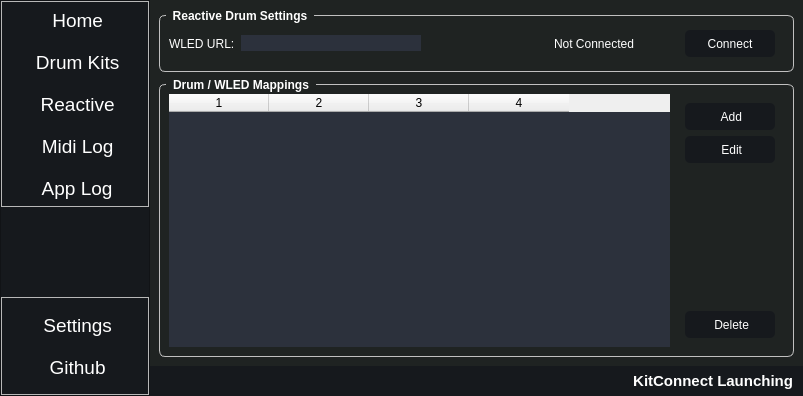
First picture: the form in resources/ui/MainWindow.ui, repository chillfactor032/kitconnect, before the edit.
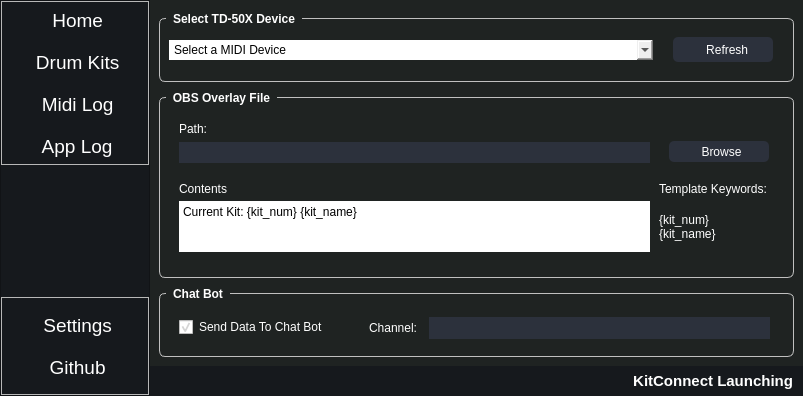
Second picture: the form after the edit. Icons and pictures are not drawn.

Diff of the .ui file:
```diff
--- a/resources/ui/MainWindow.ui
+++ b/resources/ui/MainWindow.ui
@@ -335,37 +335,6 @@
             </property>
            </widget>
           </item>
-          <item>
-           <widget class="QToolButton" name="reactiveButton">
-            <property name="sizePolicy">
-             <sizepolicy hsizetype="MinimumExpanding" vsizetype="Fixed">
-              <horstretch>0</horstretch>
-              <verstretch>0</verstretch>
-             </sizepolicy>
-            </property>
-            <property name="font">
-             <font>
-              <pointsize>14</pointsize>
-             </font>
-            </property>
-            <property name="text">
-             <string> Reactive</string>
-            </property>
-            <property name="icon">
-             <iconset resource="../../Resources.qrc">
-              <normaloff>:/resources/img/icons/sun.svg</normaloff>:/resources/img/icons/sun.svg</iconset>
-            </property>
-            <property name="iconSize">
-             <size>
-              <width>24</width>
-              <height>24</height>
-             </size>
-            </property>
-            <property name="toolButtonStyle">
-             <enum>Qt::ToolButtonTextBesideIcon</enum>
-            </property>
-           </widget>
-          </item>
           <item>
            <widget class="QToolButton" name="midiLogMenuButton">
             <property name="sizePolicy">
@@ -592,7 +561,7 @@
              <number>2</number>
             </property>
             <property name="currentIndex">
-             <number>3</number>
+             <number>4</number>
             </property>
             <widget class="QWidget" name="homeWidget">
              <property name="sizePolicy">
@@ -771,259 +740,6 @@
               </item>
              </layout>
             </widget>
-            <widget class="QWidget" name="spdxWidget">
-             <layout class="QVBoxLayout" name="verticalLayout_14">
-              <item>
-               <widget class="QGroupBox" name="spdxDeviceGroupBox">
-                <property name="sizePolicy">
-                 <sizepolicy hsizetype="MinimumExpanding" vsizetype="Fixed">
-                  <horstretch>0</horstretch>
-                  <verstretch>0</verstretch>
-                 </sizepolicy>
-                </property>
-                <property name="minimumSize">
-                 <size>
-                  <width>0</width>
-                  <height>70</height>
-                 </size>
-                </property>
-                <property name="styleSheet">
-                 <string notr="true">QGroupBox{
-	border: 1px solid white;
-	color: #ffffff;
-}
-
-QGroupBox::title {
-    subcontrol-origin: margin;
-    left: 7px;
-	top: -10ox;
-    padding: 0px 5px 0px 5px;
-}
-
-QGroupBox {
-    font: bold;
-    border: 1px solid silver;
-    border-radius: 6px;
-    margin-top: 6px;
-}</string>
-                </property>
-                <property name="title">
-                 <string>Select SPD-SX PRO Device</string>
-                </property>
-                <layout class="QHBoxLayout" name="horizontalLayout_6">
-                 <property name="spacing">
-                  <number>20</number>
-                 </property>
-                 <property name="rightMargin">
-                  <number>20</number>
-                 </property>
-                 <item>
-                  <widget class="QComboBox" name="spdxDeviceComboBox">
-                   <property name="sizePolicy">
-                    <sizepolicy hsizetype="MinimumExpanding" vsizetype="Fixed">
-                     <horstretch>0</horstretch>
-                     <verstretch>0</verstretch>
-                    </sizepolicy>
-                   </property>
-                   <property name="minimumSize">
-                    <size>
-                     <width>400</width>
-                     <height>20</height>
-                    </size>
-                   </property>
-                   <item>
-                    <property name="text">
-                     <string>Select a MIDI Device</string>
-                    </property>
-                   </item>
-                  </widget>
-                 </item>
-                 <item>
-                  <widget class="QToolButton" name="refreshSPDXDevicesButton">
-                   <property name="minimumSize">
-                    <size>
-                     <width>100</width>
-                     <height>25</height>
-                    </size>
-                   </property>
-                   <property name="styleSheet">
-                    <string notr="true">QToolButton {
-	border-width: 1px;
-	border-width: 1px;
-	border-width: 1px;
- 	border-radius: 5px;
-}
-
-QToolButton:pressed
-{
-	border-style:solid;
-	border-width:1px;
-	border-color: #ffffff;
-	margin-left: 3px;
-	margin-top: 3px;
-}</string>
-                   </property>
-                   <property name="text">
-                    <string> Refresh</string>
-                   </property>
-                   <property name="icon">
-                    <iconset resource="../../Resources.qrc">
-                     <normaloff>:/resources/img/icons/refresh-cw.svg</normaloff>:/resources/img/icons/refresh-cw.svg</iconset>
-                   </property>
-                   <property name="toolButtonStyle">
-                    <enum>Qt::ToolButtonTextBesideIcon</enum>
-                   </property>
-                  </widget>
-                 </item>
-                </layout>
-               </widget>
-              </item>
-              <item>
-               <widget class="QGroupBox" name="groupBox">
-                <property name="sizePolicy">
-                 <sizepolicy hsizetype="MinimumExpanding" vsizetype="Fixed">
-                  <horstretch>0</horstretch>
-                  <verstretch>0</verstretch>
-                 </sizepolicy>
-                </property>
-                <property name="minimumSize">
-                 <size>
-                  <width>0</width>
-                  <height>80</height>
-                 </size>
-                </property>
-                <property name="styleSheet">
-                 <string notr="true">QGroupBox{
-	border: 1px solid white;
-	color: #ffffff;
-}
-
-QGroupBox::title {
-    subcontrol-origin: margin;
-    left: 7px;
-	top: -10ox;
-    padding: 0px 5px 0px 5px;
-}
-
-QGroupBox {
-    font: bold;
-    border: 1px solid silver;
-    border-radius: 6px;
-    margin-top: 6px;
-}</string>
-                </property>
-                <property name="title">
-                 <string>WebSocket Server</string>
-                </property>
-                <widget class="QToolButton" name="restartWebsocketButton">
-                 <property name="geometry">
-                  <rect>
-                   <x>510</x>
-                   <y>34</y>
-                   <width>100</width>
-                   <height>25</height>
-                  </rect>
-                 </property>
-                 <property name="minimumSize">
-                  <size>
-                   <width>100</width>
-                   <height>25</height>
-                  </size>
-                 </property>
-                 <property name="text">
-                  <string> Restart</string>
-                 </property>
-                 <property name="icon">
-                  <iconset resource="../../Resources.qrc">
-                   <normaloff>:/resources/img/icons/refresh-cw.svg</normaloff>:/resources/img/icons/refresh-cw.svg</iconset>
-                 </property>
-                 <property name="toolButtonStyle">
-                  <enum>Qt::ToolButtonTextBesideIcon</enum>
-                 </property>
-                </widget>
-                <widget class="QLineEdit" name="lineEdit">
-                 <property name="geometry">
-                  <rect>
-                   <x>20</x>
-                   <y>40</y>
-                   <width>271</width>
-                   <height>20</height>
-                  </rect>
-                 </property>
-                </widget>
-                <widget class="QLineEdit" name="lineEdit_2">
-                 <property name="geometry">
-                  <rect>
-                   <x>310</x>
-                   <y>40</y>
-                   <width>113</width>
-                   <height>20</height>
-                  </rect>
-                 </property>
-                </widget>
-                <widget class="QLabel" name="label_8">
-                 <property name="geometry">
-                  <rect>
-                   <x>20</x>
-                   <y>20</y>
-                   <width>47</width>
-                   <height>13</height>
-                  </rect>
-                 </property>
-                 <property name="text">
-                  <string>Host</string>
-                 </property>
-                </widget>
-                <widget class="QLabel" name="label_9">
-                 <property name="geometry">
-                  <rect>
-                   <x>310</x>
-                   <y>20</y>
-                   <width>47</width>
-                   <height>13</height>
-                  </rect>
-                 </property>
-                 <property name="text">
-                  <string>Port</string>
-                 </property>
-                </widget>
-               </widget>
-              </item>
-              <item>
-               <widget class="QGroupBox" name="groupBox_5">
-                <property name="sizePolicy">
-                 <sizepolicy hsizetype="MinimumExpanding" vsizetype="MinimumExpanding">
-                  <horstretch>0</horstretch>
-                  <verstretch>0</verstretch>
-                 </sizepolicy>
-                </property>
-                <property name="styleSheet">
-                 <string notr="true">QGroupBox{
-	border: 1px solid white;
-	color: #ffffff;
-}
-
-QGroupBox::title {
-    subcontrol-origin: margin;
-    left: 7px;
-	top: -10ox;
-    padding: 0px 5px 0px 5px;
-}
-
-QGroupBox {
-    font: bold;
-    border: 1px solid silver;
-    border-radius: 6px;
-    margin-top: 6px;
-}</string>
-                </property>
-                <property name="title">
-                 <string>Color Mapping</string>
-                </property>
-               </widget>
-              </item>
-             </layout>
-            </widget>
             <widget class="QWidget" name="kitsWidget">
              <layout class="QVBoxLayout" name="verticalLayout_13">
               <item>
@@ -1163,417 +879,6 @@
                   <string>Name</string>
                  </property>
                 </column>
-                <column>
-                 <property name="text">
-                  <string>Subname</string>
-                 </property>
-                </column>
-               </widget>
-              </item>
-             </layout>
-            </widget>
-            <widget class="QWidget" name="reactiveWidget">
-             <layout class="QVBoxLayout" name="verticalLayout_15">
-              <item>
-               <widget class="QGroupBox" name="groupBox_6">
-                <property name="sizePolicy">
-                 <sizepolicy hsizetype="MinimumExpanding" vsizetype="Fixed">
-                  <horstretch>0</horstretch>
-                  <verstretch>0</verstretch>
-                 </sizepolicy>
-                </property>
-                <property name="minimumSize">
-                 <size>
-                  <width>120</width>
-                  <height>60</height>
-                 </size>
-                </property>
-                <property name="styleSheet">
-                 <string notr="true">QGroupBox{
-	border: 1px solid white;
-	color: #ffffff;
-}
-
-QGroupBox::title {
-    subcontrol-origin: margin;
-    left: 7px;
-	top: -10ox;
-    padding: 0px 5px 0px 5px;
-}
-
-QGroupBox {
-    font: bold;
-    border: 1px solid silver;
-    border-radius: 6px;
-    margin-top: 6px;
-}</string>
-                </property>
-                <property name="title">
-                 <string>Reactive Drum Settings</string>
-                </property>
-                <layout class="QHBoxLayout" name="horizontalLayout_7">
-                 <property name="topMargin">
-                  <number>4</number>
-                 </property>
-                 <property name="rightMargin">
-                  <number>18</number>
-                 </property>
-                 <property name="bottomMargin">
-                  <number>4</number>
-                 </property>
-                 <item>
-                  <widget class="QLabel" name="label_11">
-                   <property name="text">
-                    <string>WLED URL:</string>
-                   </property>
-                  </widget>
-                 </item>
-                 <item>
-                  <widget class="QLineEdit" name="reactWledUrlLineEdit">
-                   <property name="sizePolicy">
-                    <sizepolicy hsizetype="Fixed" vsizetype="Fixed">
-                     <horstretch>0</horstretch>
-                     <verstretch>0</verstretch>
-                    </sizepolicy>
-                   </property>
-                   <property name="minimumSize">
-                    <size>
-                     <width>180</width>
-                     <height>0</height>
-                    </size>
-                   </property>
-                  </widget>
-                 </item>
-                 <item>
-                  <spacer name="horizontalSpacer_3">
-                   <property name="orientation">
-                    <enum>Qt::Horizontal</enum>
-                   </property>
-                   <property name="sizeHint" stdset="0">
-                    <size>
-                     <width>32</width>
-                     <height>20</height>
-                    </size>
-                   </property>
-                  </spacer>
-                 </item>
-                 <item>
-                  <widget class="QWidget" name="widget_2" native="true">
-                   <layout class="QHBoxLayout" name="horizontalLayout">
-                    <item>
-                     <spacer name="horizontalSpacer">
-                      <property name="orientation">
-                       <enum>Qt::Horizontal</enum>
-                      </property>
-                      <property name="sizeHint" stdset="0">
-                       <size>
-                        <width>36</width>
-                        <height>20</height>
-                       </size>
-                      </property>
-                     </spacer>
-                    </item>
-                    <item>
-                     <widget class="QLabel" name="reactStatusImg">
-                      <property name="sizePolicy">
-                       <sizepolicy hsizetype="Fixed" vsizetype="Fixed">
-                        <horstretch>0</horstretch>
-                        <verstretch>0</verstretch>
-                       </sizepolicy>
-                      </property>
-                      <property name="minimumSize">
-                       <size>
-                        <width>29</width>
-                        <height>29</height>
-                       </size>
-                      </property>
-                      <property name="text">
-                       <string/>
-                      </property>
-                     </widget>
-                    </item>
-                    <item>
-                     <widget class="QLabel" name="reactStatusLabel">
-                      <property name="sizePolicy">
-                       <sizepolicy hsizetype="Minimum" vsizetype="Fixed">
-                        <horstretch>0</horstretch>
-                        <verstretch>0</verstretch>
-                       </sizepolicy>
-                      </property>
-                      <property name="minimumSize">
-                       <size>
-                        <width>80</width>
-                        <height>29</height>
-                       </size>
-                      </property>
-                      <property name="text">
-                       <string>Not Connected</string>
-                      </property>
-                     </widget>
-                    </item>
-                    <item>
-                     <spacer name="horizontalSpacer_2">
-                      <property name="orientation">
-                       <enum>Qt::Horizontal</enum>
-                      </property>
-                      <property name="sizeHint" stdset="0">
-                       <size>
-                        <width>36</width>
-                        <height>20</height>
-                       </size>
-                      </property>
-                     </spacer>
-                    </item>
-                   </layout>
-                  </widget>
-                 </item>
-                 <item>
-                  <widget class="QToolButton" name="reactConnectButton">
-                   <property name="minimumSize">
-                    <size>
-                     <width>90</width>
-                     <height>0</height>
-                    </size>
-                   </property>
-                   <property name="styleSheet">
-                    <string notr="true">QToolButton {
-	border-width: 1px;
-	border-width: 1px;
-	border-width: 1px;
- 	border-radius: 5px;
-}
-
-QToolButton:pressed
-{
-	border-style:solid;
-	border-width:1px;
-	border-color: #ffffff;
-	margin-left: 3px;
-	margin-top: 3px;
-}</string>
-                   </property>
-                   <property name="text">
-                    <string>Connect</string>
-                   </property>
-                   <property name="icon">
-                    <iconset resource="../../Resources.qrc">
-                     <normaloff>:/resources/img/icons/zap.svg</normaloff>:/resources/img/icons/zap.svg</iconset>
-                   </property>
-                   <property name="toolButtonStyle">
-                    <enum>Qt::ToolButtonTextBesideIcon</enum>
-                   </property>
-                  </widget>
-                 </item>
-                </layout>
-               </widget>
-              </item>
-              <item>
-               <widget class="QGroupBox" name="groupBox_3">
-                <property name="styleSheet">
-                 <string notr="true">QGroupBox{
-	border: 1px solid white;
-	color: #ffffff;
-}
-
-QGroupBox::title {
-    subcontrol-origin: margin;
-    left: 7px;
-	top: -10ox;
-    padding: 0px 5px 0px 5px;
-}
-
-QGroupBox {
-    font: bold;
-    border: 1px solid silver;
-    border-radius: 6px;
-    margin-top: 6px;
-}</string>
-                </property>
-                <property name="title">
-                 <string>Drum / WLED Mappings</string>
-                </property>
-                <layout class="QHBoxLayout" name="horizontalLayout_2">
-                 <item>
-                  <widget class="QTableWidget" name="reactTable">
-                   <property name="editTriggers">
-                    <set>QAbstractItemView::NoEditTriggers</set>
-                   </property>
-                   <property name="selectionMode">
-                    <enum>QAbstractItemView::SingleSelection</enum>
-                   </property>
-                   <property name="selectionBehavior">
-                    <enum>QAbstractItemView::SelectRows</enum>
-                   </property>
-                   <property name="columnCount">
-                    <number>4</number>
-                   </property>
-                   <column/>
-                   <column/>
-                   <column/>
-                   <column/>
-                  </widget>
-                 </item>
-                 <item>
-                  <widget class="QWidget" name="widget" native="true">
-                   <property name="sizePolicy">
-                    <sizepolicy hsizetype="Fixed" vsizetype="Preferred">
-                     <horstretch>0</horstretch>
-                     <verstretch>0</verstretch>
-                    </sizepolicy>
-                   </property>
-                   <property name="minimumSize">
-                    <size>
-                     <width>100</width>
-                     <height>0</height>
-                    </size>
-                   </property>
-                   <layout class="QVBoxLayout" name="verticalLayout_16">
-                    <item>
-                     <widget class="QToolButton" name="reactAddButton">
-                      <property name="minimumSize">
-                       <size>
-                        <width>90</width>
-                        <height>0</height>
-                       </size>
-                      </property>
-                      <property name="styleSheet">
-                       <string notr="true">QToolButton {
-	border-width: 1px;
-	border-width: 1px;
-	border-width: 1px;
- 	border-radius: 5px;
-}
-
-QToolButton:pressed
-{
-	border-style:solid;
-	border-width:1px;
-	border-color: #ffffff;
-	margin-left: 3px;
-	margin-top: 3px;
-}</string>
-                      </property>
-                      <property name="text">
-                       <string> Add</string>
-                      </property>
-                      <property name="icon">
-                       <iconset resource="../../Resources.qrc">
-                        <normaloff>:/resources/img/icons/plus-square.svg</normaloff>:/resources/img/icons/plus-square.svg</iconset>
-                      </property>
-                      <property name="iconSize">
-                       <size>
-                        <width>24</width>
-                        <height>24</height>
-                       </size>
-                      </property>
-                      <property name="toolButtonStyle">
-                       <enum>Qt::ToolButtonTextBesideIcon</enum>
-                      </property>
-                     </widget>
-                    </item>
-                    <item>
-                     <widget class="QToolButton" name="reactEditButton">
-                      <property name="minimumSize">
-                       <size>
-                        <width>90</width>
-                        <height>0</height>
-                       </size>
-                      </property>
-                      <property name="styleSheet">
-                       <string notr="true">QToolButton {
-	border-width: 1px;
-	border-width: 1px;
-	border-width: 1px;
- 	border-radius: 5px;
-}
-
-QToolButton:pressed
-{
-	border-style:solid;
-	border-width:1px;
-	border-color: #ffffff;
-	margin-left: 3px;
-	margin-top: 3px;
-}</string>
-                      </property>
-                      <property name="text">
-                       <string> Edit</string>
-                      </property>
-                      <property name="icon">
-                       <iconset resource="../../Resources.qrc">
-                        <normaloff>:/resources/img/icons/edit.svg</normaloff>:/resources/img/icons/edit.svg</iconset>
-                      </property>
-                      <property name="iconSize">
-                       <size>
-                        <width>24</width>
-                        <height>24</height>
-                       </size>
-                      </property>
-                      <property name="toolButtonStyle">
-                       <enum>Qt::ToolButtonTextBesideIcon</enum>
-                      </property>
-                     </widget>
-                    </item>
-                    <item>
-                     <spacer name="verticalSpacer_2">
-                      <property name="orientation">
-                       <enum>Qt::Vertical</enum>
-                      </property>
-                      <property name="sizeHint" stdset="0">
-                       <size>
-                        <width>20</width>
-                        <height>106</height>
-                       </size>
-                      </property>
-                     </spacer>
-                    </item>
-                    <item>
-                     <widget class="QToolButton" name="reactDeleteButton">
-                      <property name="minimumSize">
-                       <size>
-                        <width>90</width>
-                        <height>0</height>
-                       </size>
-                      </property>
-                      <property name="styleSheet">
-                       <string notr="true">QToolButton {
-	border-width: 1px;
-	border-width: 1px;
-	border-width: 1px;
- 	border-radius: 5px;
-}
-
-QToolButton:pressed
-{
-	border-style:solid;
-	border-width:1px;
-	border-color: #ffffff;
-	margin-left: 3px;
-	margin-top: 3px;
-}</string>
-                      </property>
-                      <property name="text">
-                       <string> Delete</string>
-                      </property>
-                      <property name="icon">
-                       <iconset resource="../../Resources.qrc">
-                        <normaloff>:/resources/img/icons/x-square.svg</normaloff>:/resources/img/icons/x-square.svg</iconset>
-                      </property>
-                      <property name="iconSize">
-                       <size>
-                        <width>24</width>
-                        <height>24</height>
-                       </size>
-                      </property>
-                      <property name="toolButtonStyle">
-                       <enum>Qt::ToolButtonTextBesideIcon</enum>
-                      </property>
-                     </widget>
-                    </item>
-                   </layout>
-                  </widget>
-                 </item>
-                </layout>
                </widget>
               </item>
              </layout>
@@ -2008,7 +1313,7 @@
                   </rect>
                  </property>
                  <property name="plainText">
-                  <string>{kit_num} {kit_name} {kit_subname}</string>
+                  <string>Current Kit: {kit_num} {kit_name} </string>
                  </property>
                 </widget>
                 <widget class="QLabel" name="label_2">
@@ -2048,8 +1353,7 @@
                  </property>
                  <property name="text">
                   <string>{kit_num}
-{kit_name}
-{kit_subname}</string>
+{kit_name}</string>
                  </property>
                 </widget>
                </widget>
```
